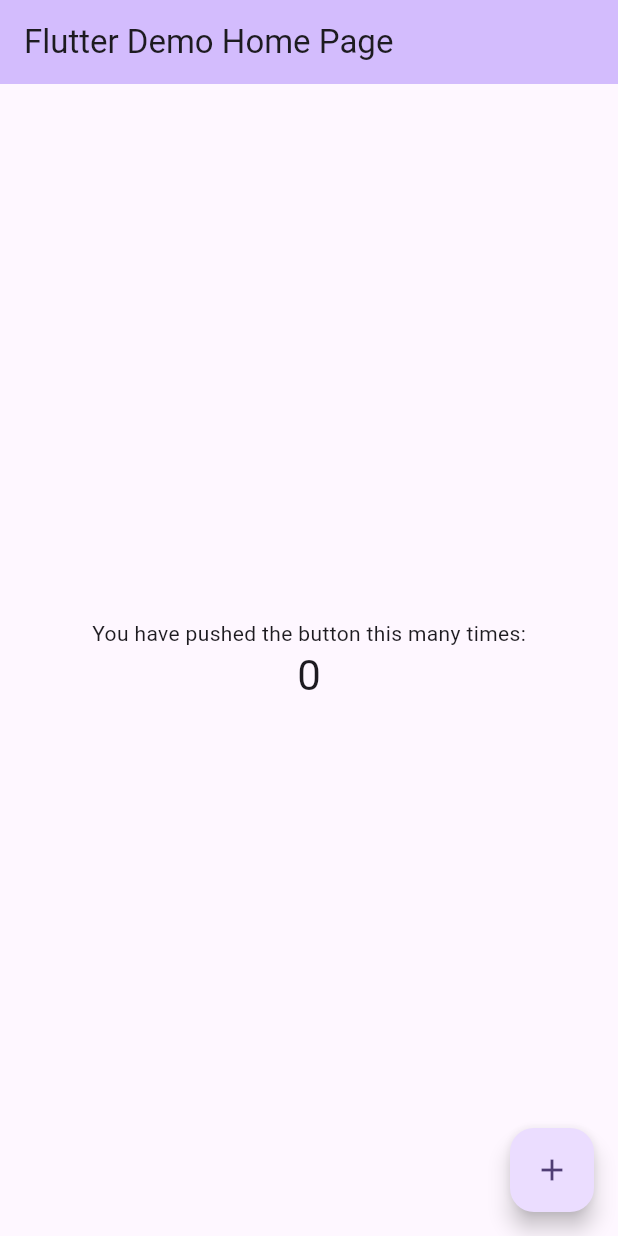
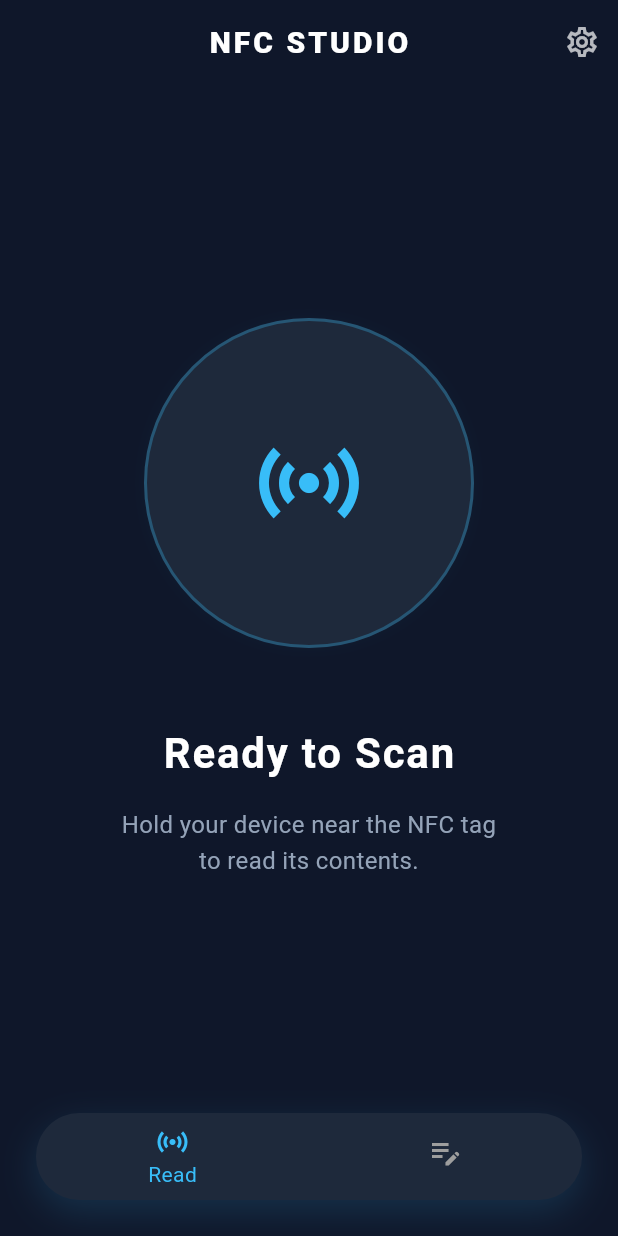
Before and after one commit to Kanathy-R/NFC, a Flutter app: the screen it shows after launch, on a phone screen of 412 x 824 dp. Run offline on Flutter 3.47's test engine with Material 3 defaults, Android fonts, the phone set to English and light mode, and no system bars.

Commit message:
created the files for read and write

```diff
--- /dev/null
+++ b/lib/home_page.dart
@@ -0,0 +1,91 @@
+import 'package:flutter/material.dart';
+import 'screens/read_screen.dart';
+import 'screens/write_screen.dart';
+
+class HomePage extends StatefulWidget {
+  const HomePage({super.key});
+
+  @override
+  State<HomePage> createState() => _HomePageState();
+}
+
+class _HomePageState extends State<HomePage> {
+  int _currentIndex = 0;
+
+  final List<Widget> _screens = [
+    const ReadScreen(),
+    const WriteScreen(),
+  ];
+
+  @override
+  Widget build(BuildContext context) {
+    return Scaffold(
+      backgroundColor: const Color(0xFF0F172A),
+      appBar: AppBar(
+        backgroundColor: Colors.transparent,
+        elevation: 0,
+        centerTitle: true,
+        title: const Text(
+          'NFC STUDIO',
+          style: TextStyle(
+            fontSize: 20,
+            fontWeight: FontWeight.w800,
+            letterSpacing: 2.0,
+            color: Colors.white,
+          ),
+        ),
+        actions: [
+          IconButton(
+            icon: const Icon(Icons.settings_outlined, color: Colors.white70),
+            onPressed: () {},
+          )
+        ],
+      ),
+      body: AnimatedSwitcher(
+        duration: const Duration(milliseconds: 300),
+        child: _screens[_currentIndex],
+      ),
+      bottomNavigationBar: Container(
+        margin: const EdgeInsets.only(left: 24, right: 24, bottom: 24),
+        decoration: BoxDecoration(
+          color: const Color(0xFF1E293B),
+          borderRadius: BorderRadius.circular(30),
+          boxShadow: [
+            BoxShadow(
+              color: const Color(0xFF38BDF8).withOpacity(0.15),
+              blurRadius: 20,
+              offset: const Offset(0, 8),
+            ),
+          ],
+        ),
+        child: ClipRRect(
+          borderRadius: BorderRadius.circular(30),
+          child: BottomNavigationBar(
+            backgroundColor: Colors.transparent,
+            elevation: 0,
+            currentIndex: _currentIndex,
+            onTap: (index) {
+              setState(() {
+                _currentIndex = index;
+              });
+            },
+            selectedItemColor: const Color(0xFF38BDF8),
+            unselectedItemColor: Colors.grey[500],
+            showSelectedLabels: true,
+            showUnselectedLabels: false,
+            items: const [
+              BottomNavigationBarItem(
+                icon: Icon(Icons.sensors),
+                label: 'Read',
+              ),
+              BottomNavigationBarItem(
+                icon: Icon(Icons.edit_note),
+                label: 'Write',
+              ),
+            ],
+          ),
+        ),
+      ),
+    );
+  }
+}
--- a/lib/main.dart
+++ b/lib/main.dart
@@ -1,4 +1,5 @@
 import 'package:flutter/material.dart';
+import 'home_page.dart';
 
 void main() {
   runApp(const MyApp());
@@ -7,116 +8,21 @@ void main() {
 class MyApp extends StatelessWidget {
   const MyApp({super.key});
 
-  // This widget is the root of your application.
   @override
   Widget build(BuildContext context) {
     return MaterialApp(
-      title: 'Flutter Demo',
+      title: 'NFC Tools',
+      debugShowCheckedModeBanner: false,
       theme: ThemeData(
-        // This is the theme of your application.
-        //
-        // TRY THIS: Try running your application with "flutter run". You'll see
-        // the application has a purple toolbar. Then, without quitting the app,
-        // try changing the seedColor in the colorScheme below to Colors.green
-        // and then invoke "hot reload" (save your changes or press the "hot
-        // reload" button in a Flutter-supported IDE, or press "r" if you used
-        // the command line to start the app).
-        //
-        // Notice that the counter didn't reset back to zero; the application
-        // state is not lost during the reload. To reset the state, use hot
-        // restart instead.
-        //
-        // This works for code too, not just values: Most code changes can be
-        // tested with just a hot reload.
-        colorScheme: ColorScheme.fromSeed(seedColor: Colors.deepPurple),
+        brightness: Brightness.dark,
+        scaffoldBackgroundColor: const Color(0xFF0F172A),
+        appBarTheme: const AppBarTheme(
+          backgroundColor: Color(0xFF1E293B),
+          elevation: 0,
+        ),
+        colorScheme: const ColorScheme.dark(primary: Color(0xFF38BDF8)),
       ),
-      home: const MyHomePage(title: 'Flutter Demo Home Page'),
+      home: const HomePage(),
     );
   }
 }
-
-class MyHomePage extends StatefulWidget {
-  const MyHomePage({super.key, required this.title});
-
-  // This widget is the home page of your application. It is stateful, meaning
-  // that it has a State object (defined below) that contains fields that affect
-  // how it looks.
-
-  // This class is the configuration for the state. It holds the values (in this
-  // case the title) provided by the parent (in this case the App widget) and
-  // used by the build method of the State. Fields in a Widget subclass are
-  // always marked "final".
-
-  final String title;
-
-  @override
-  State<MyHomePage> createState() => _MyHomePageState();
-}
-
-class _MyHomePageState extends State<MyHomePage> {
-  int _counter = 0;
-
-  void _incrementCounter() {
-    setState(() {
-      // This call to setState tells the Flutter framework that something has
-      // changed in this State, which causes it to rerun the build method below
-      // so that the display can reflect the updated values. If we changed
-      // _counter without calling setState(), then the build method would not be
-      // called again, and so nothing would appear to happen.
-      _counter++;
-    });
-  }
-
-  @override
-  Widget build(BuildContext context) {
-    // This method is rerun every time setState is called, for instance as done
-    // by the _incrementCounter method above.
-    //
-    // The Flutter framework has been optimized to make rerunning build methods
-    // fast, so that you can just rebuild anything that needs updating rather
-    // than having to individually change instances of widgets.
-    return Scaffold(
-      appBar: AppBar(
-        // TRY THIS: Try changing the color here to a specific color (to
-        // Colors.amber, perhaps?) and trigger a hot reload to see the AppBar
-        // change color while the other colors stay the same.
-        backgroundColor: Theme.of(context).colorScheme.inversePrimary,
-        // Here we take the value from the MyHomePage object that was created by
-        // the App.build method, and use it to set our appbar title.
-        title: Text(widget.title),
-      ),
-      body: Center(
-        // Center is a layout widget. It takes a single child and positions it
-        // in the middle of the parent.
-        child: Column(
-          // Column is also a layout widget. It takes a list of children and
-          // arranges them vertically. By default, it sizes itself to fit its
-          // children horizontally, and tries to be as tall as its parent.
-          //
-          // Column has various properties to control how it sizes itself and
-          // how it positions its children. Here we use mainAxisAlignment to
-          // center the children vertically; the main axis here is the vertical
-          // axis because Columns are vertical (the cross axis would be
-          // horizontal).
-          //
-          // TRY THIS: Invoke "debug painting" (choose the "Toggle Debug Paint"
-          // action in the IDE, or press "p" in the console), to see the
-          // wireframe for each widget.
-          mainAxisAlignment: MainAxisAlignment.center,
-          children: <Widget>[
-            const Text('You have pushed the button this many times:'),
-            Text(
-              '$_counter',
-              style: Theme.of(context).textTheme.headlineMedium,
-            ),
-          ],
-        ),
-      ),
-      floatingActionButton: FloatingActionButton(
-        onPressed: _incrementCounter,
-        tooltip: 'Increment',
-        child: const Icon(Icons.add),
-      ), // This trailing comma makes auto-formatting nicer for build methods.
-    );
-  }
-}
--- /dev/null
+++ b/lib/screens/read_screen.dart
@@ -0,0 +1,91 @@
+import 'package:flutter/material.dart';
+
+class ReadScreen extends StatefulWidget {
+  const ReadScreen({super.key});
+
+  @override
+  State<ReadScreen> createState() => _ReadScreenState();
+}
+
+class _ReadScreenState extends State<ReadScreen> with SingleTickerProviderStateMixin {
+  late AnimationController _controller;
+
+  @override
+  void initState() {
+    super.initState();
+    _controller = AnimationController(
+      vsync: this,
+      duration: const Duration(seconds: 2),
+    )..repeat(reverse: true);
+  }
+
+  @override
+  void dispose() {
+    _controller.dispose();
+    super.dispose();
+  }
+
+  @override
+  Widget build(BuildContext context) {
+    return Center(
+      child: Column(
+        mainAxisAlignment: MainAxisAlignment.center,
+        children: [
+          AnimatedBuilder(
+            animation: _controller,
+            builder: (context, child) {
+              return Container(
+                width: 220,
+                height: 220,
+                decoration: BoxDecoration(
+                  shape: BoxShape.circle,
+                  color: const Color(0xFF1E293B),
+                  boxShadow: [
+                    BoxShadow(
+                      color: const Color(0xFF38BDF8).withOpacity(0.2 * _controller.value),
+                      blurRadius: 60 * _controller.value,
+                      spreadRadius: 20 * _controller.value,
+                      offset: const Offset(0, 0),
+                    ),
+                  ],
+                  border: Border.all(
+                    color: const Color(0xFF38BDF8).withOpacity(0.3),
+                    width: 2,
+                  )
+                ),
+                child: child,
+              );
+            },
+            child: const Center(
+              child: Icon(
+                Icons.sensors, // Modern scanning icon
+                size: 80,
+                color: Color(0xFF38BDF8),
+              ),
+            ),
+          ),
+          const SizedBox(height: 50),
+          const Text(
+            'Ready to Scan',
+            style: TextStyle(
+              fontSize: 28,
+              fontWeight: FontWeight.bold,
+              color: Colors.white,
+              letterSpacing: 1.2,
+            ),
+          ),
+          const SizedBox(height: 16),
+          const Text(
+            'Hold your device near the NFC tag\nto read its contents.',
+            textAlign: TextAlign.center,
+            style: TextStyle(
+              fontSize: 16,
+              color: Color(0xFF94A3B8),
+              height: 1.5,
+            ),
+          ),
+        ],
+      ),
+    );
+  }
+}
```
Also changed, not shown: lib/screens/write_screen.dart (added, +121 -0 lines), 1 other file.
